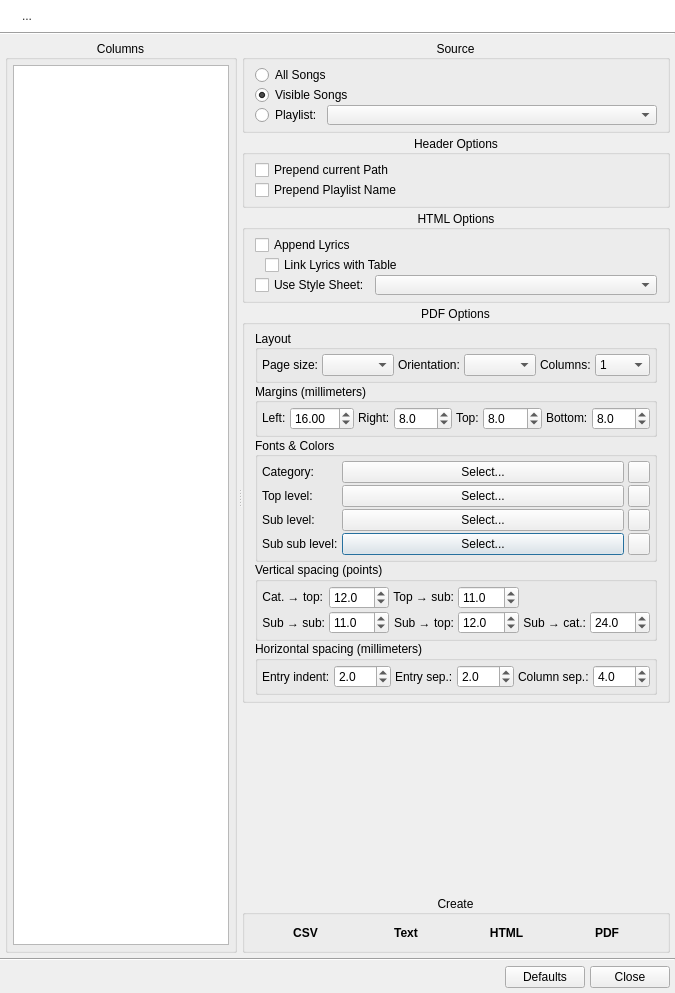
Before: the Qt Designer form src/report/QUReportDialog.ui in UltraStar-Deluxe/UltraStar-Manager, drawn with Qt 5.
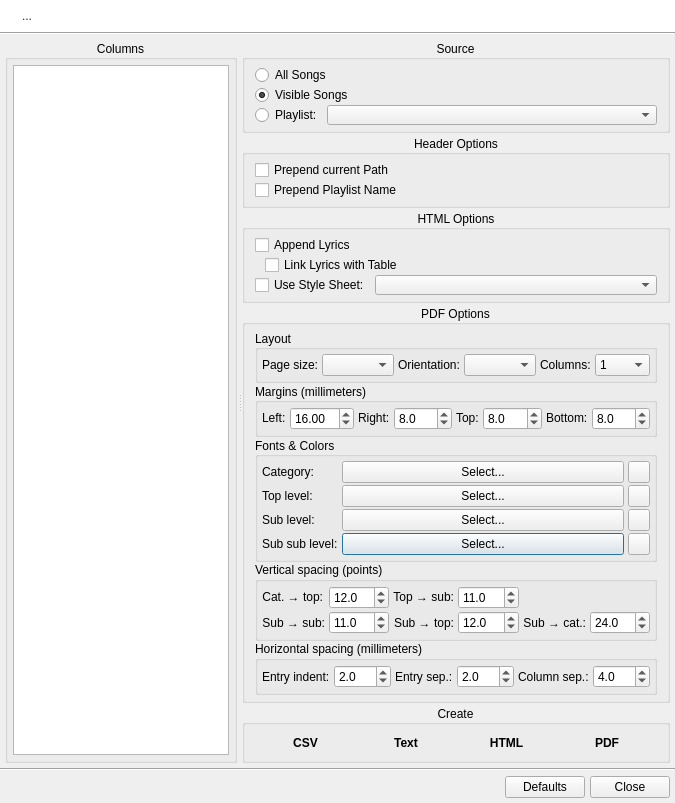
After: the same form once the commit is applied. Icons and pictures are not drawn.

Commit message: Fix report dialog height

```diff
--- a/src/report/QUReportDialog.ui
+++ b/src/report/QUReportDialog.ui
@@ -7,7 +7,7 @@
     <x>0</x>
     <y>0</y>
     <width>675</width>
-    <height>993</height>
+    <height>785</height>
    </rect>
   </property>
   <property name="windowTitle">
```
